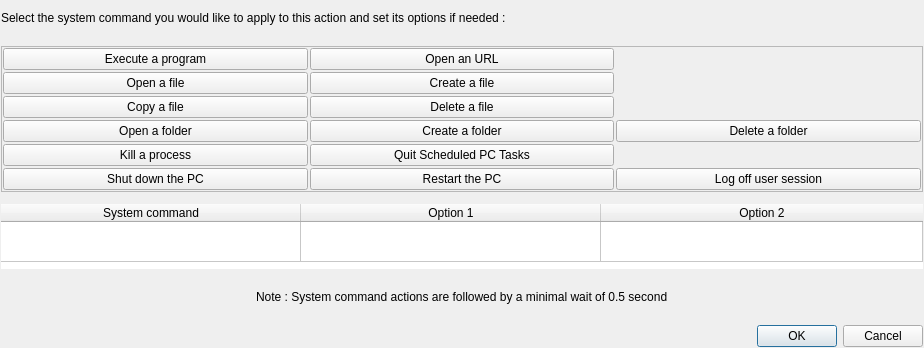
Old version of the form ui/createactiondialog/CreateSystemCommandActionDialog.ui in the repository AmirHammouteneEI/ScheduledPasteAndKeys.
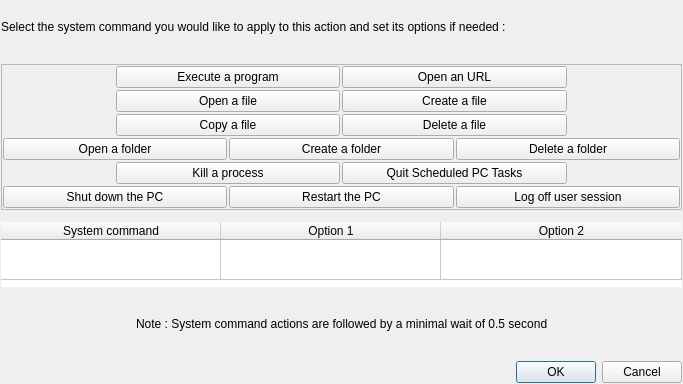
New version of the form.

The edit to the form file:
```diff
--- a/ui/createactiondialog/CreateSystemCommandActionDialog.ui
+++ b/ui/createactiondialog/CreateSystemCommandActionDialog.ui
@@ -6,8 +6,8 @@
    <rect>
     <x>0</x>
     <y>0</y>
-    <width>924</width>
-    <height>348</height>
+    <width>683</width>
+    <height>384</height>
    </rect>
   </property>
   <property name="windowTitle">
@@ -76,101 +76,101 @@
       <property name="spacing">
        <number>2</number>
       </property>
-      <item row="7" column="2">
-       <widget class="QPushButton" name="logoffButton">
+      <item row="2" column="1" colspan="2">
+       <widget class="QPushButton" name="executeprogramButton">
         <property name="text">
-         <string>Log off user session</string>
+         <string>Execute a program</string>
         </property>
        </widget>
       </item>
-      <item row="3" column="1">
+      <item row="2" column="3" colspan="2">
+       <widget class="QPushButton" name="openurlButton">
+        <property name="text">
+         <string>Open an URL</string>
+        </property>
+       </widget>
+      </item>
+      <item row="3" column="1" colspan="2">
+       <widget class="QPushButton" name="openfileButton">
+        <property name="text">
+         <string>Open a file</string>
+        </property>
+       </widget>
+      </item>
+      <item row="3" column="3" colspan="2">
        <widget class="QPushButton" name="createfileButton">
         <property name="text">
          <string>Create a file</string>
         </property>
        </widget>
       </item>
-      <item row="7" column="0">
-       <widget class="QPushButton" name="shutdownButton">
+      <item row="4" column="1" colspan="2">
+       <widget class="QPushButton" name="copyfileButton">
         <property name="text">
-         <string>Shut down the PC</string>
+         <string>Copy a file</string>
         </property>
        </widget>
       </item>
-      <item row="5" column="1">
+      <item row="4" column="3" colspan="2">
+       <widget class="QPushButton" name="deletefileButton">
+        <property name="text">
+         <string>Delete a file</string>
+        </property>
+       </widget>
+      </item>
+      <item row="5" column="4" colspan="2">
+       <widget class="QPushButton" name="deletefolderButton">
+        <property name="text">
+         <string>Delete a folder</string>
+        </property>
+       </widget>
+      </item>
+      <item row="5" column="2" colspan="2">
        <widget class="QPushButton" name="createfolderButton">
         <property name="text">
          <string>Create a folder</string>
         </property>
        </widget>
       </item>
-      <item row="5" column="0">
+      <item row="5" column="0" colspan="2">
        <widget class="QPushButton" name="openfolderButton">
         <property name="text">
          <string>Open a folder</string>
         </property>
        </widget>
       </item>
-      <item row="3" column="0">
-       <widget class="QPushButton" name="openfileButton">
+      <item row="6" column="3" colspan="2">
+       <widget class="QPushButton" name="quitselfprogramButton">
         <property name="text">
-         <string>Open a file</string>
+         <string>Quit Scheduled PC Tasks</string>
         </property>
        </widget>
       </item>
-      <item row="2" column="0">
-       <widget class="QPushButton" name="executeprogramButton">
-        <property name="text">
-         <string>Execute a program</string>
-        </property>
-       </widget>
-      </item>
-      <item row="6" column="0">
+      <item row="6" column="1" colspan="2">
        <widget class="QPushButton" name="killprocessButton">
         <property name="text">
          <string>Kill a process</string>
         </property>
        </widget>
       </item>
-      <item row="2" column="1">
-       <widget class="QPushButton" name="openurlButton">
+      <item row="7" column="4" colspan="2">
+       <widget class="QPushButton" name="logoffButton">
         <property name="text">
-         <string>Open an URL</string>
+         <string>Log off user session</string>
         </property>
        </widget>
       </item>
-      <item row="7" column="1">
+      <item row="7" column="2" colspan="2">
        <widget class="QPushButton" name="restartButton">
         <property name="text">
          <string>Restart the PC</string>
         </property>
        </widget>
       </item>
-      <item row="5" column="2">
-       <widget class="QPushButton" name="deletefolderButton">
+      <item row="7" column="0" colspan="2">
+       <widget class="QPushButton" name="shutdownButton">
         <property name="text">
-         <string>Delete a folder</string>
-        </property>
-       </widget>
-      </item>
-      <item row="6" column="1">
-       <widget class="QPushButton" name="quitselfprogramButton">
-        <property name="text">
-         <string>Quit Scheduled PC Tasks</string>
-        </property>
-       </widget>
-      </item>
-      <item row="4" column="1">
-       <widget class="QPushButton" name="deletefileButton">
-        <property name="text">
-         <string>Delete a file</string>
-        </property>
-       </widget>
-      </item>
-      <item row="4" column="0">
-       <widget class="QPushButton" name="copyfileButton">
-        <property name="text">
-         <string>Copy a file</string>
+         <string>Shut down the PC</string>
         </property>
        </widget>
       </item>
@@ -232,7 +232,7 @@
       <number>3</number>
      </property>
      <attribute name="horizontalHeaderDefaultSectionSize">
-      <number>300</number>
+      <number>220</number>
      </attribute>
      <attribute name="horizontalHeaderStretchLastSection">
       <bool>true</bool>
```
